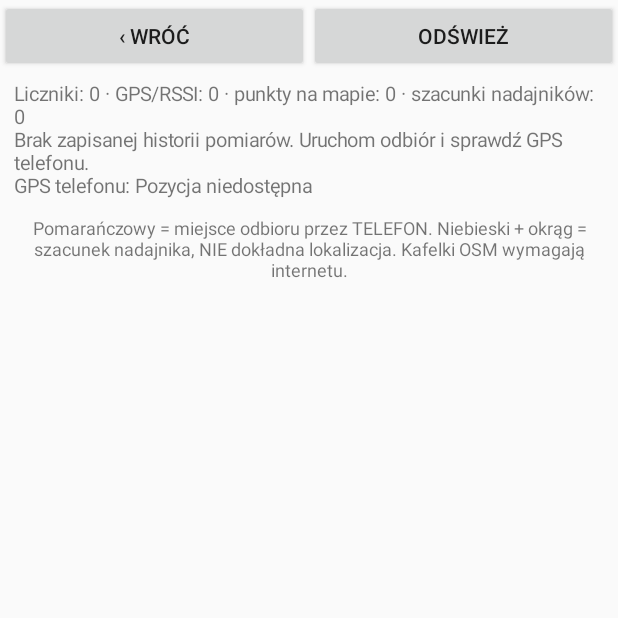
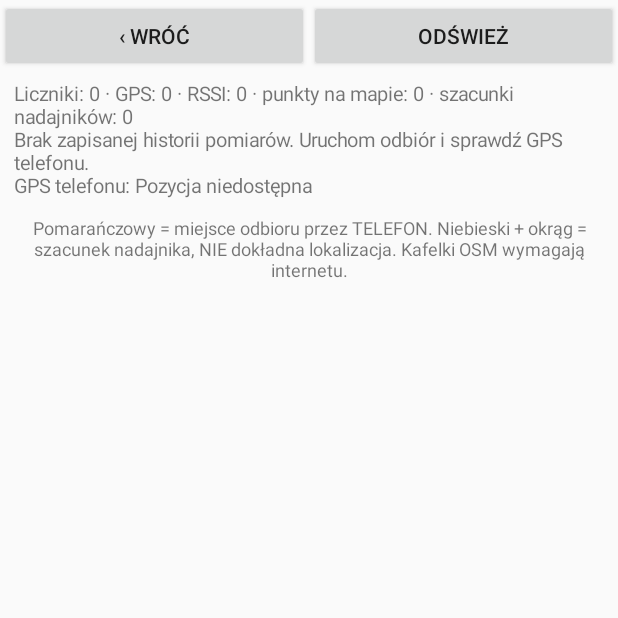
Before and after one commit to 1337-44/Android-Nanocul-wmbus, an Android app: the MapActivity screen opened directly, with no data from a screen before it, on a phone screen of 412 x 824 dp, the top half of it. Run offline under Robolectric (Android 15) with nearby library versions, the phone set to English and light mode, and no system bars; libraries missing offline, so code that uses them is left out: org.osmdroid.config, org.osmdroid.tileprovider, org.osmdroid.util, org.osmdroid.views; 13 statements that could not run were skipped.

Commit message:
ui(map): distinguish GPS-only reception points from RSSI-calibrated samples

```diff
--- a/app/src/main/java/pl/wmbuster/nanocullogger/MapActivity.java
+++ b/app/src/main/java/pl/wmbuster/nanocullogger/MapActivity.java
@@ -124,7 +124,8 @@ public final class MapActivity extends Activity {
         marker.setAnchor(Marker.ANCHOR_CENTER,Marker.ANCHOR_BOTTOM);
         marker.setTitle("POMIAR GPS: "+manufacturer+" "+meter);
         marker.setSnippet("Miejsce odbioru przez telefon, NIE pozycja nadajnika. "+
-            "RSSI "+rssi+" dBm; GPS ±"+Math.round(accuracy)+" m");
+            (rssi<=-121?"Brak RSSI":"RSSI "+rssi+" dBm")+
+            "; GPS ±"+Math.round(accuracy)+" m");
         map.getOverlays().add(marker);
     }
 
@@ -155,7 +156,8 @@ public final class MapActivity extends Activity {
         if(lastSnapshot.equals(json))return;
         lastSnapshot=json;
         map.getOverlays().clear();
-        int meters=data.length(),estimated=0,totalSamples=0,drawn=0,metersWithGps=0;
+        int meters=data.length(),estimated=0,totalSamples=0,drawn=0;
+        int metersWithGps=0,withRssi=0;
         GeoPoint first=null;
         List<JSONObject> meterRows=new ArrayList<>();
         JSONArray names=data.names();
@@ -171,6 +173,7 @@ public final class MapActivity extends Activity {
             String id=meter.optString("manufacturer")+" "+meter.optString("id");
             JSONArray samples=meter.optJSONArray("samples");
             int sampleCount=samples==null?0:samples.length();
+            int meterRssi=0;
             totalSamples+=sampleCount;
             if(sampleCount>0)metersWithGps++;
 
@@ -178,6 +181,8 @@ public final class MapActivity extends Activity {
             if(samples!=null)for(int i=samples.length()-1;i>=0;i--) {
                 JSONObject p=samples.optJSONObject(i);
                 if(p==null)continue;
+                if(p.has("rssi") && !p.isNull("rssi") &&
+                   p.optInt("rssi",-127)>-121) meterRssi++;
                 double lat=p.optDouble("lat",Double.NaN),
                        lon=p.optDouble("lon",Double.NaN);
                 if(!Double.isFinite(lat)||!Double.isFinite(lon))continue;
@@ -197,6 +202,7 @@ public final class MapActivity extends Activity {
                 // Bound processing for large surveys; each meter already keeps <=160.
             }
 
+            withRssi+=meterRssi;
             JSONObject candidate=meter.optJSONObject("estimate");
             if(candidate!=null) {
                 double lat=candidate.optDouble("lat",Double.NaN),
@@ -211,7 +217,8 @@ public final class MapActivity extends Activity {
             if(shown++<5) {
                 details.append("\n").append(id)
                        .append(" · ").append(meter.optInt("received_count",0))
-                       .append(" ram. · ").append(sampleCount).append(" GPS");
+                       .append(" ram. · ").append(sampleCount).append(" GPS")
+                       .append(" (").append(meterRssi).append(" RSSI)");
                 if(candidate==null) {
                     if(sampleCount==0)
                         details.append(" · ").append(meter.optString("last_gps_status",
@@ -236,7 +243,8 @@ public final class MapActivity extends Activity {
         }
         StringBuilder top=new StringBuilder()
             .append("Liczniki: ").append(meters)
-            .append(" · GPS/RSSI: ").append(totalSamples)
+            .append(" · GPS: ").append(totalSamples)
+            .append(" · RSSI: ").append(withRssi)
             .append(" · punkty na mapie: ").append(drawn)
             .append(" · szacunki nadajników: ").append(estimated);
         if(meters==0)
@@ -244,6 +252,9 @@ public final class MapActivity extends Activity {
         else if(totalSamples==0)
             top.append("\nŻaden z odebranych telegramów nie miał zaakceptowanego "+
                 "GPS (świeży fix, dokładność <=35 m) i RSSI.");
+        else if(withRssi==0)
+            top.append("\nZebrano GPS, ale brak RSSI: sprawdź czy culfw wysyła "+
+                "metadane przez X21. Nadajników bez RSSI nie lokalizujemy.");
         else if(estimated==0)
             top.append("\nSą punkty pomiarowe, ale brak wiarygodnego szacunku "+
                 "(min. 4 różne miejsca / >=60 m / trasa nie po linii).");
```
